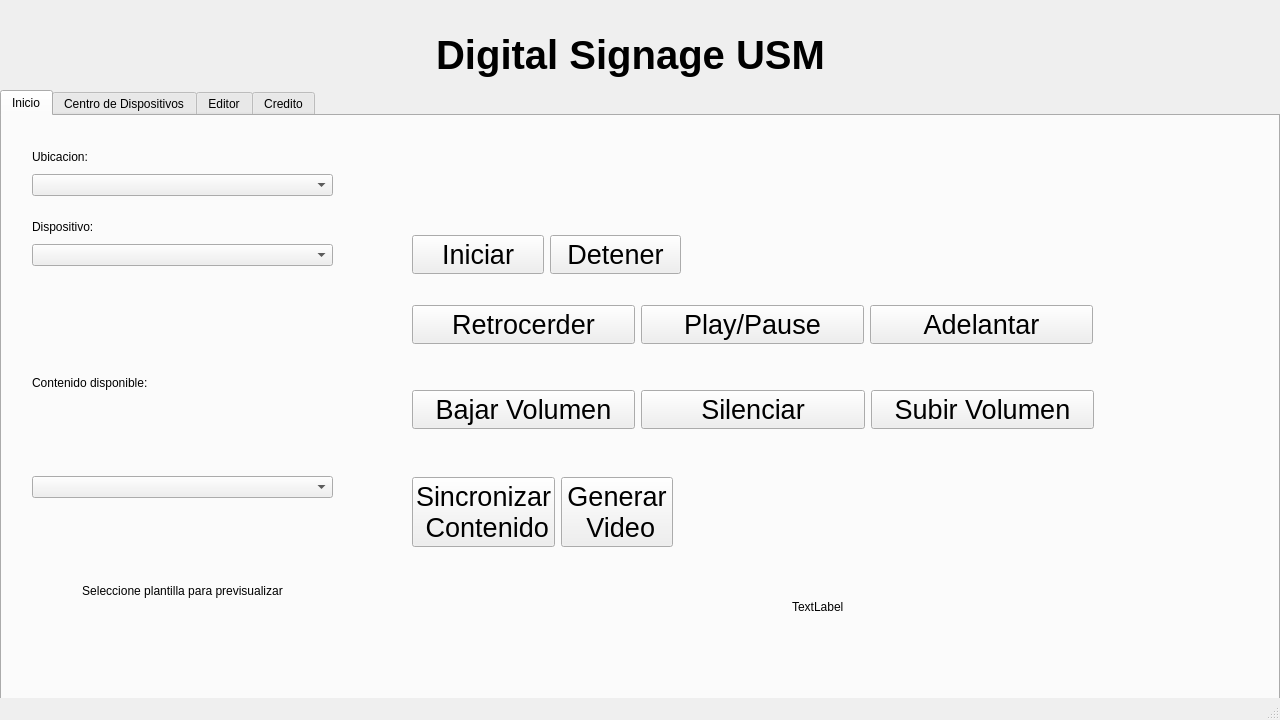
The window that ProyectoQT/Interfaz_Digital_SIgnage_USM/mainwindow.ui (seba-saca/Digital_Signage_USM) describes before a commit, drawn with Qt 5.
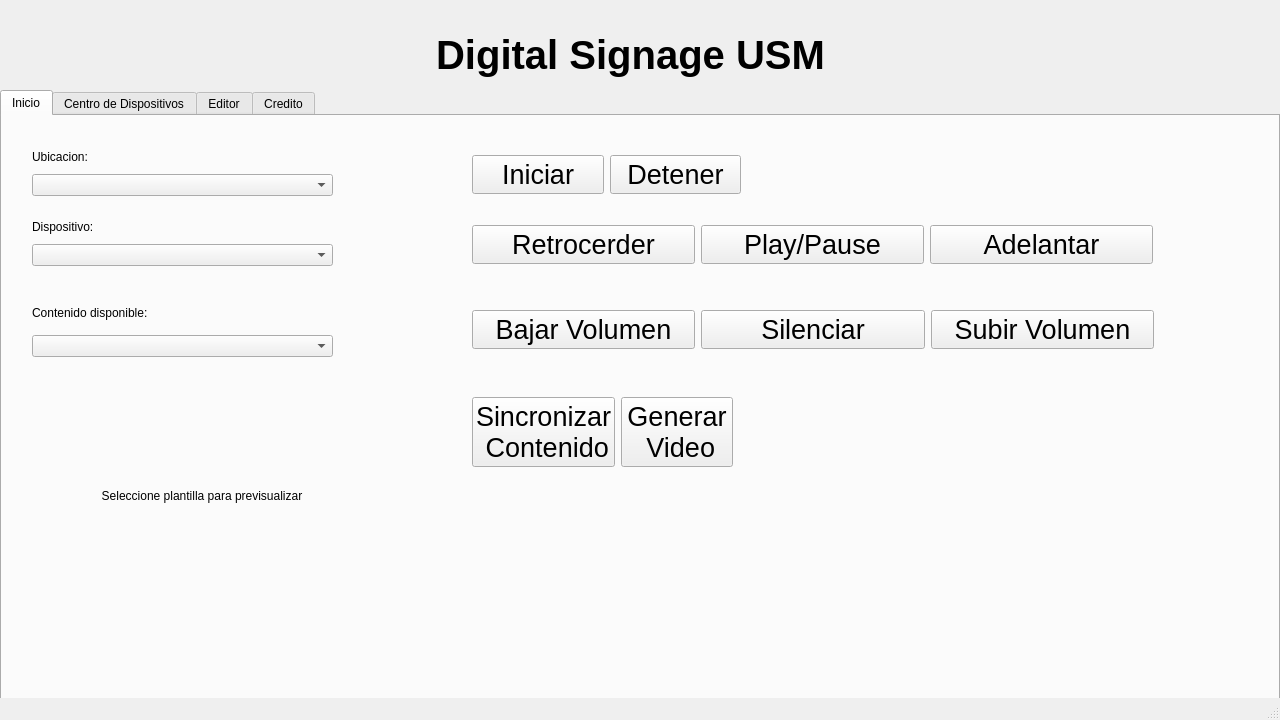
The same window after the commit. Icons and pictures are not drawn.

```diff
--- a/ProyectoQT/Interfaz_Digital_SIgnage_USM/mainwindow.ui
+++ b/ProyectoQT/Interfaz_Digital_SIgnage_USM/mainwindow.ui
@@ -97,7 +97,7 @@
         <x>30</x>
         <y>180</y>
         <width>301</width>
-        <height>381</height>
+        <height>61</height>
        </rect>
       </property>
       <layout class="QVBoxLayout" name="verticalLayout_19">
@@ -111,28 +111,6 @@
        <item>
         <widget class="QComboBox" name="Lista_plantillas"/>
        </item>
-       <item>
-        <widget class="QLabel" name="preview_plantilla">
-         <property name="sizeIncrement">
-          <size>
-           <width>0</width>
-           <height>0</height>
-          </size>
-         </property>
-         <property name="text">
-          <string>Seleccione plantilla para previsualizar</string>
-         </property>
-         <property name="textFormat">
-          <enum>Qt::PlainText</enum>
-         </property>
-         <property name="scaledContents">
-          <bool>true</bool>
-         </property>
-         <property name="alignment">
-          <set>Qt::AlignCenter</set>
-         </property>
-        </widget>
-       </item>
       </layout>
      </widget>
      <widget class="QWidget" name="layoutWidget_7">
@@ -160,8 +138,8 @@
      <widget class="QWidget" name="layoutWidget">
       <property name="geometry">
        <rect>
-        <x>410</x>
-        <y>180</y>
+        <x>470</x>
+        <y>100</y>
         <width>681</width>
         <height>58</height>
        </rect>
@@ -235,8 +213,8 @@
      <widget class="QWidget" name="layoutWidget">
       <property name="geometry">
        <rect>
-        <x>410</x>
-        <y>260</y>
+        <x>470</x>
+        <y>180</y>
         <width>682</width>
         <height>68</height>
        </rect>
@@ -310,8 +288,8 @@
      <widget class="QWidget" name="layoutWidget">
       <property name="geometry">
        <rect>
-        <x>410</x>
-        <y>360</y>
+        <x>470</x>
+        <y>280</y>
         <width>261</width>
         <height>72</height>
        </rect>
@@ -349,8 +327,8 @@
      <widget class="QWidget" name="layoutWidget">
       <property name="geometry">
        <rect>
-        <x>410</x>
-        <y>110</y>
+        <x>470</x>
+        <y>30</y>
         <width>269</width>
         <height>58</height>
        </rect>
@@ -400,17 +378,38 @@
        </item>
       </layout>
      </widget>
-     <widget class="QLabel" name="video_prev">
+     <widget class="QLabel" name="preview_plantilla">
       <property name="geometry">
        <rect>
-        <x>790</x>
-        <y>420</y>
-        <width>191</width>
-        <height>141</height>
+        <x>20</x>
+        <y>260</y>
+        <width>360</width>
+        <height>240</height>
        </rect>
       </property>
+      <property name="maximumSize">
+       <size>
+        <width>720</width>
+        <height>480</height>
+       </size>
+      </property>
+      <property name="sizeIncrement">
+       <size>
+        <width>0</width>
+        <height>0</height>
+       </size>
+      </property>
       <property name="text">
-       <string>TextLabel</string>
+       <string>Seleccione plantilla para previsualizar</string>
+      </property>
+      <property name="textFormat">
+       <enum>Qt::PlainText</enum>
+      </property>
+      <property name="scaledContents">
+       <bool>true</bool>
+      </property>
+      <property name="alignment">
+       <set>Qt::AlignCenter</set>
       </property>
      </widget>
     </widget>
```
